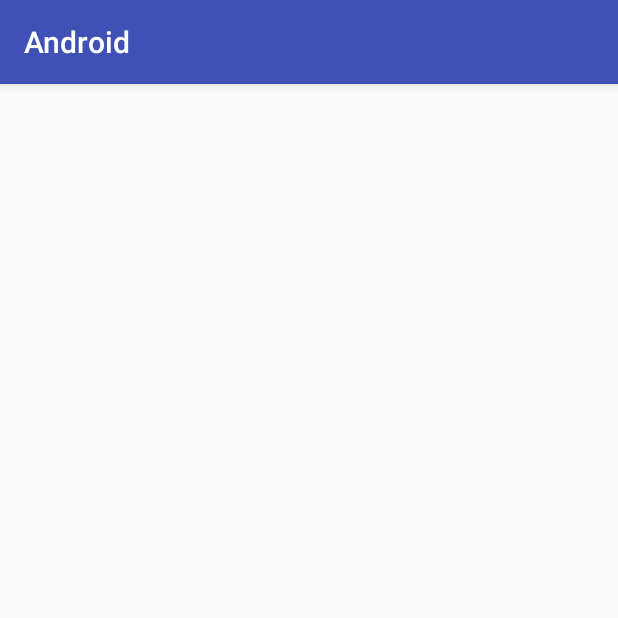
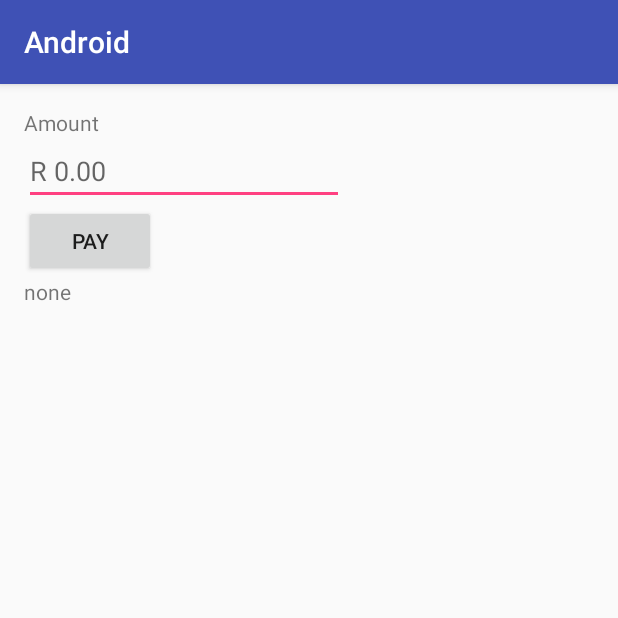
Before and after one commit to FTheron/NfcCashlessPayments, an Android app: the MainActivity screen opened directly, with no data from a screen before it, on a phone screen of 412 x 824 dp, the top half of it. Run offline under Robolectric (Android 15) with nearby library versions, the phone set to English and light mode, and no system bars; 1 statement that could not run was skipped.

Commit message:
Working login and main activity.

```diff
--- a/app/src/main/AndroidManifest.xml
+++ b/app/src/main/AndroidManifest.xml
@@ -17,13 +17,13 @@
         <activity
             android:name=".LoginActivity"
             android:label="@string/app_name">
+        </activity>
+        <activity android:name=".MainActivity">
             <intent-filter>
                 <action android:name="android.intent.action.MAIN" />
-
                 <category android:name="android.intent.category.LAUNCHER" />
             </intent-filter>
         </activity>
-        <activity android:name=".MainActivity"></activity>
     </application>
 
 </manifest>
--- a/app/src/main/java/za/co/rsadevelopers/android/MainActivity.java
+++ b/app/src/main/java/za/co/rsadevelopers/android/MainActivity.java
@@ -1,7 +1,21 @@
 package za.co.rsadevelopers.android;
 
+import android.app.AlertDialog;
+import android.app.Dialog;
+import android.content.Context;
+import android.content.DialogInterface;
+import android.content.Intent;
+import android.content.SharedPreferences;
+import android.preference.PreferenceManager;
+import android.support.v4.app.DialogFragment;
 import android.support.v7.app.AppCompatActivity;
 import android.os.Bundle;
+import android.view.View;
+import android.view.View.OnClickListener;
+import android.view.inputmethod.EditorInfo;
+import android.widget.Button;
+import android.widget.EditText;
+import android.widget.TextView;
 
 public class MainActivity extends AppCompatActivity {
 
@@ -9,5 +23,44 @@ public class MainActivity extends AppCompatActivity {
     protected void onCreate(Bundle savedInstanceState) {
         super.onCreate(savedInstanceState);
         setContentView(R.layout.activity_main);
+
+        // Add a listener to make sure that the format of the payment amount is correct.
+        EditText priceEditText = (EditText) findViewById(R.id.price_edit_text);
+        priceEditText.addTextChangedListener(new MoneyTextWatcher(priceEditText));
+
+        // Add event for paying.
+        Button mEmailSignInButton = (Button) findViewById(R.id.pay_button);
+        mEmailSignInButton.setOnClickListener(new OnClickListener() {
+            @Override
+            public void onClick(View view) {
+                Pay();
+            }
+        });
+    }
+
+    @Override
+    protected void onResume() {
+        super.onResume();
+
+        CheckLogin();
+    }
+
+    private void CheckLogin() {
+        SharedPreferences prefs = PreferenceManager.getDefaultSharedPreferences(this);
+        Long user_id = prefs.getLong("User_Id", 0);
+        String email = prefs.getString("User_Email", "none");
+        if (user_id == 0) {
+            // Redirect to login screen
+            Intent intent = new Intent(this, LoginActivity.class);
+            startActivity(intent);
+        } else {
+            // Set username on screen.
+            TextView txtLoggedInAs = (TextView) findViewById(R.id.logged_in_as);
+            txtLoggedInAs.setText("Logged in as " + email);
+        }
+    }
+
+    private void Pay() {
+
     }
 }
--- a/app/src/main/res/layout/activity_main.xml
+++ b/app/src/main/res/layout/activity_main.xml
@@ -4,6 +4,51 @@
     xmlns:tools="http://schemas.android.com/tools"
     android:layout_width="match_parent"
     android:layout_height="match_parent"
+    android:gravity="center_horizontal"
+    android:orientation="vertical"
+    android:paddingBottom="@dimen/activity_vertical_margin"
+    android:paddingLeft="@dimen/activity_horizontal_margin"
+    android:paddingRight="@dimen/activity_horizontal_margin"
+    android:paddingTop="@dimen/activity_vertical_margin"
     tools:context=".MainActivity">
 
+    <ScrollView
+        android:id="@+id/main_activity_view"
+        android:layout_width="match_parent"
+        android:layout_height="match_parent">
+
+        <LinearLayout
+            android:id="@+id/payment_form"
+            android:layout_width="match_parent"
+            android:layout_height="wrap_content"
+            android:orientation="vertical">
+
+            <TextView
+                android:id="@+id/amountLabel"
+                android:layout_width="wrap_content"
+                android:layout_height="wrap_content"
+                android:text="@string/amount_text"/>
+
+            <EditText
+                android:id="@+id/price_edit_text"
+                android:layout_width="wrap_content"
+                android:layout_height="wrap_content"
+                android:ems="10"
+                android:inputType="textPersonName"
+                android:hint="@string/amount" />
+
+            <Button
+                android:id="@+id/pay_button"
+                android:layout_width="wrap_content"
+                android:layout_height="wrap_content"
+                android:text="@string/pay" />
+
+            <TextView
+                android:id="@+id/logged_in_as"
+                android:layout_width="wrap_content"
+                android:layout_height="wrap_content"
+                android:text="@string/singed_in_as"/>
+        </LinearLayout>
+    </ScrollView>
+
 </android.support.constraint.ConstraintLayout>
--- a/app/src/main/res/values/colors.xml
+++ b/app/src/main/res/values/colors.xml
@@ -3,4 +3,5 @@
     <color name="colorPrimary">#3F51B5</color>
     <color name="colorPrimaryDark">#303F9F</color>
     <color name="colorAccent">#FF4081</color>
+    <color name="colorError">#ff0033</color>
 </resources>
--- a/app/src/main/res/values/strings.xml
+++ b/app/src/main/res/values/strings.xml
@@ -3,14 +3,16 @@
 
     <!-- Strings related to login -->
     <string name="prompt_email">Email</string>
-    <string name="prompt_password">Password (optional)</string>
-    <string name="action_sign_in">Sign in or register</string>
+    <string name="prompt_password">Password</string>
+    <string name="action_sign_in">Sign in</string>
     <string name="action_sign_in_short">Sign in</string>
     <string name="error_invalid_email">This email address is invalid</string>
     <string name="error_invalid_password">This password is too short</string>
     <string name="error_incorrect_password">This password is incorrect</string>
     <string name="error_field_required">This field is required</string>
-    <string name="permission_rationale">"Contacts permissions are needed for providing email
-        completions."
-    </string>
+    <string name="permission_rationale">"Contacts permissions are needed for providing email completions."</string>
+    <string name="amount_text">Amount</string>
+    <string name="amount">R 0.00</string>
+    <string name="pay">Pay</string>
+    <string name="singed_in_as">none</string>
 </resources>
```
Also changed, not shown: app/src/main/java/za/co/rsadevelopers/android/LoginActivity.java (+16 -1 lines), app/src/main/res/layout/activity_login.xml (+14 -0 lines).
